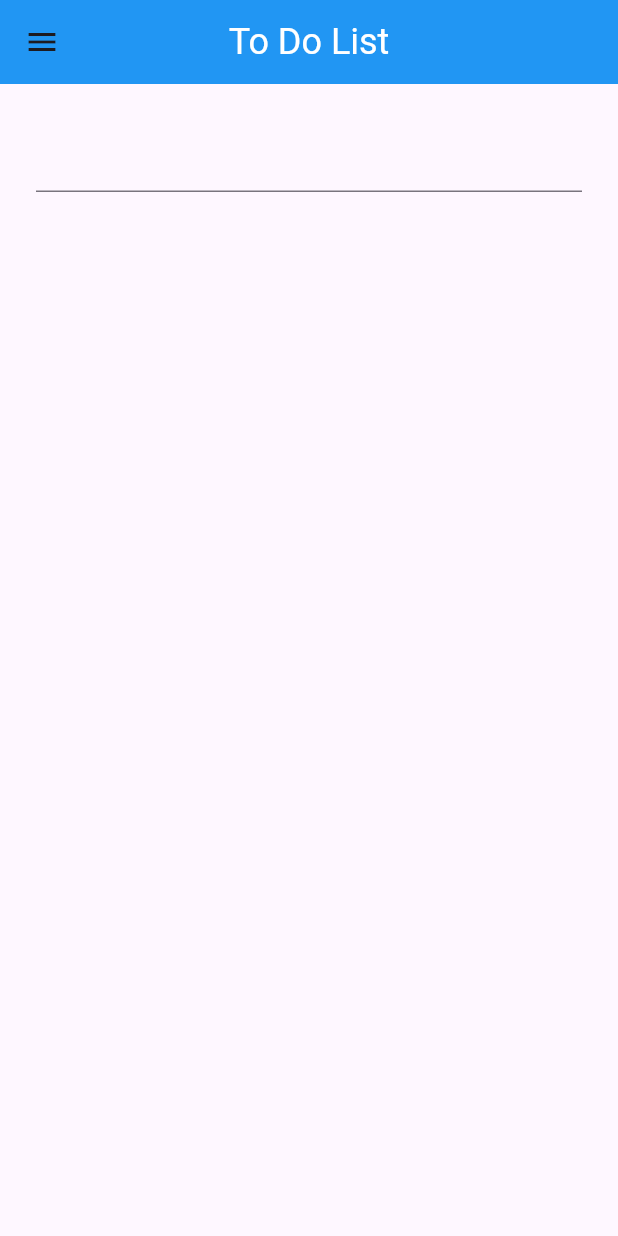
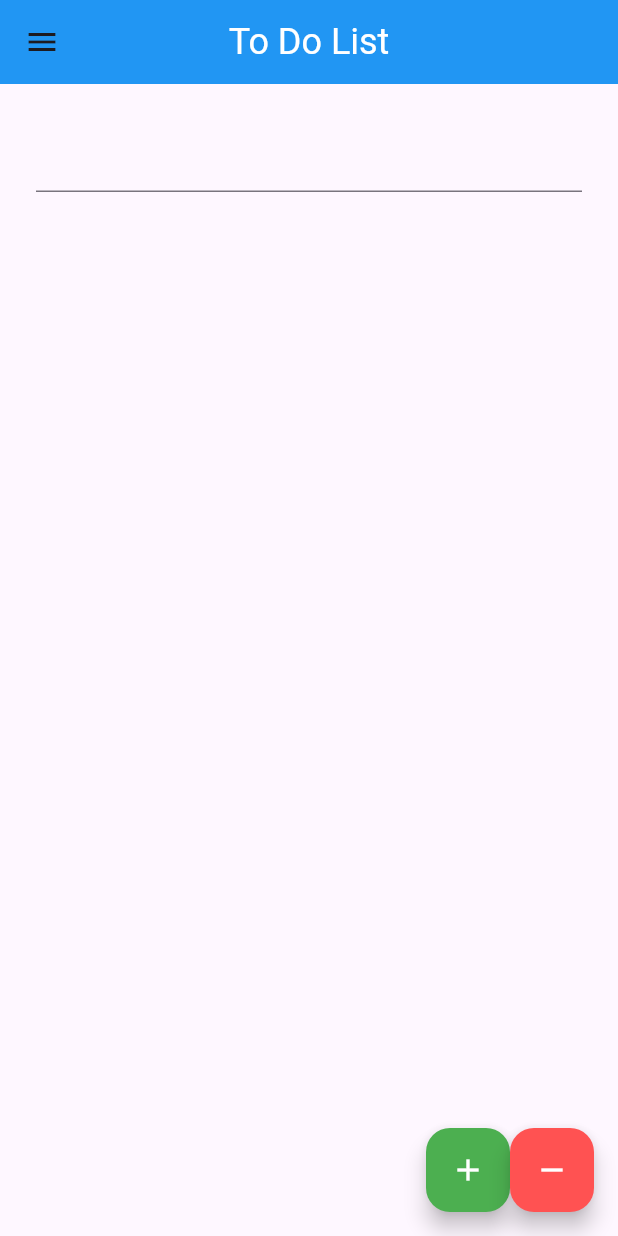
Before and after one commit to AdaiasMartins/to_do_list, a Flutter app: the screen it shows after launch, on a phone screen of 412 x 824 dp. Run offline on Flutter 3.47's test engine with Material 3 defaults, Android fonts, the phone set to English and light mode, and no system bars.

Commit message:
adicionando e removendo tarefas

```diff
--- a/lib/to_do_list_page.dart
+++ b/lib/to_do_list_page.dart
@@ -1,16 +1,18 @@
-import 'package:flutter/cupertino.dart';
 import 'package:flutter/material.dart';
-import 'package:flutter/painting.dart';
-import 'package:flutter/widgets.dart';
 
 class ToDoListPage extends StatefulWidget {
-  const ToDoListPage({Key? key}) : super(key: key);
+  const ToDoListPage({super.key});
 
   @override
   _ToDoListPageState createState() => _ToDoListPageState();
 }
 
 class _ToDoListPageState extends State<ToDoListPage> {
+  TextEditingController _textEditingController = TextEditingController();
+
+  List<String> listaDeTarefas = [];
+
+  @override
   Widget build(BuildContext context) {
     return Scaffold(
       appBar: AppBar(
@@ -42,12 +44,57 @@ class ToDoListPage extends StatefulWidget {
       ),
       body: Container(
           padding: const EdgeInsets.all(24),
-          child: const Column(
+          child: Column(children: [
+            TextField(
+              controller: _textEditingController,
+            ),
+            Container(
+              height: 300,
+              child: ListView.separated(itemBuilder: (context, index) => Divider(),
+                  separatorBuilder: (context, index){
+                    return ListTile(
+                      title: Text(listaDeTarefas[index]),
+                      onLongPress: () {
+                        setState(() {
+                          listaDeTarefas.removeAt(index);
+                        });
+                      },
+                    );
+                  },
+                  itemCount: listaDeTarefas.length),
+            )
+          ])),
+      floatingActionButton: Row(
+        crossAxisAlignment: CrossAxisAlignment.end,
+        mainAxisAlignment: MainAxisAlignment.end,
         children: [
-              TextField(),
-            ]
+          FloatingActionButton(
+            backgroundColor: Colors.green,
+            child: const Icon(
+              Icons.add,
+              color: Colors.white,
+            ),
+            onPressed: () {
+              setState(() {
+                listaDeTarefas.add(_textEditingController.text);
+                _textEditingController.clear();
+              });
+            },
+          ),
+          FloatingActionButton(
+            backgroundColor: Colors.redAccent,
+            child: const Icon(
+              Icons.remove,
+              color: Colors.white,
+            ),
+            onPressed: () {
+              setState(() {
+                listaDeTarefas.clear();
+              });
+            },
           )
-        )
+        ],
+      ),
     );
   }
 }
```
Lines whose indentation alone changed are shown as unchanged.
